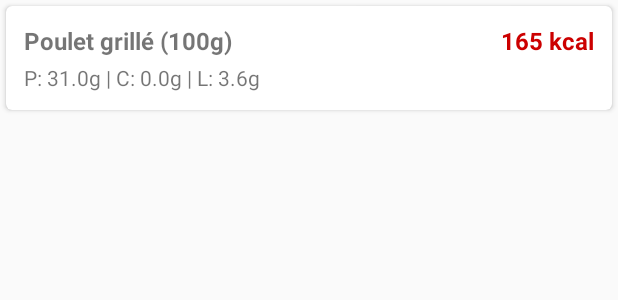
After one commit to servais1983/NutriTrack-Android, an Android app: the layout item_food.xml on its own in the app's theme, with its tools: preview values and no code run, on a phone screen of 412 x 824 dp. The commit adds this screen. Shown: the top 300 px of the screen. Run offline under Robolectric (Android 15) with nearby library versions, the light colour scheme and no system bars.

Commit message:
Ajout des layouts pour les aliments et le dialogue d'ajout d'aliments

```diff
--- /dev/null
+++ b/app/src/main/res/layout/item_food.xml
@@ -0,0 +1,51 @@
+<?xml version="1.0" encoding="utf-8"?>
+<androidx.cardview.widget.CardView xmlns:android="http://schemas.android.com/apk/res/android"
+    xmlns:app="http://schemas.android.com/apk/res-auto"
+    xmlns:tools="http://schemas.android.com/tools"
+    android:layout_width="match_parent"
+    android:layout_height="wrap_content"
+    android:layout_margin="4dp"
+    app:cardCornerRadius="4dp"
+    app:cardElevation="2dp">
+
+    <androidx.constraintlayout.widget.ConstraintLayout
+        android:layout_width="match_parent"
+        android:layout_height="wrap_content"
+        android:padding="12dp">
+
+        <TextView
+            android:id="@+id/tv_food_name"
+            android:layout_width="0dp"
+            android:layout_height="wrap_content"
+            android:layout_marginEnd="8dp"
+            android:textSize="16sp"
+            android:textStyle="bold"
+            app:layout_constraintEnd_toStartOf="@+id/tv_food_calories"
+            app:layout_constraintStart_toStartOf="parent"
+            app:layout_constraintTop_toTopOf="parent"
+            tools:text="Poulet grillé (100g)" />
+
+        <TextView
+            android:id="@+id/tv_food_calories"
+            android:layout_width="wrap_content"
+            android:layout_height="wrap_content"
+            android:textColor="@android:color/holo_red_dark"
+            android:textSize="16sp"
+            android:textStyle="bold"
+            app:layout_constraintEnd_toEndOf="parent"
+            app:layout_constraintTop_toTopOf="parent"
+            tools:text="165 kcal" />
+
+        <TextView
+            android:id="@+id/tv_food_nutrients"
+            android:layout_width="0dp"
+            android:layout_height="wrap_content"
+            android:layout_marginTop="4dp"
+            android:textSize="14sp"
+            app:layout_constraintEnd_toEndOf="parent"
+            app:layout_constraintStart_toStartOf="parent"
+            app:layout_constraintTop_toBottomOf="@+id/tv_food_name"
+            tools:text="P: 31.0g | C: 0.0g | L: 3.6g" />
+
+    </androidx.constraintlayout.widget.ConstraintLayout>
+</androidx.cardview.widget.CardView>
```
Also changed, not shown: app/src/main/res/layout/dialog_add_food.xml (+115 -92 lines).
